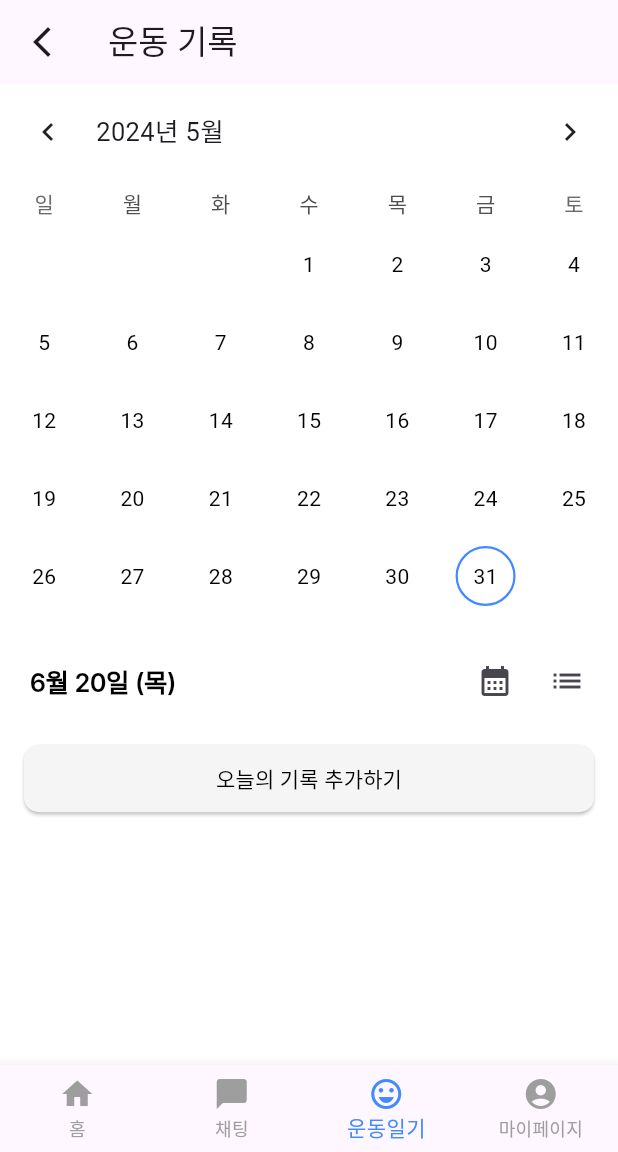
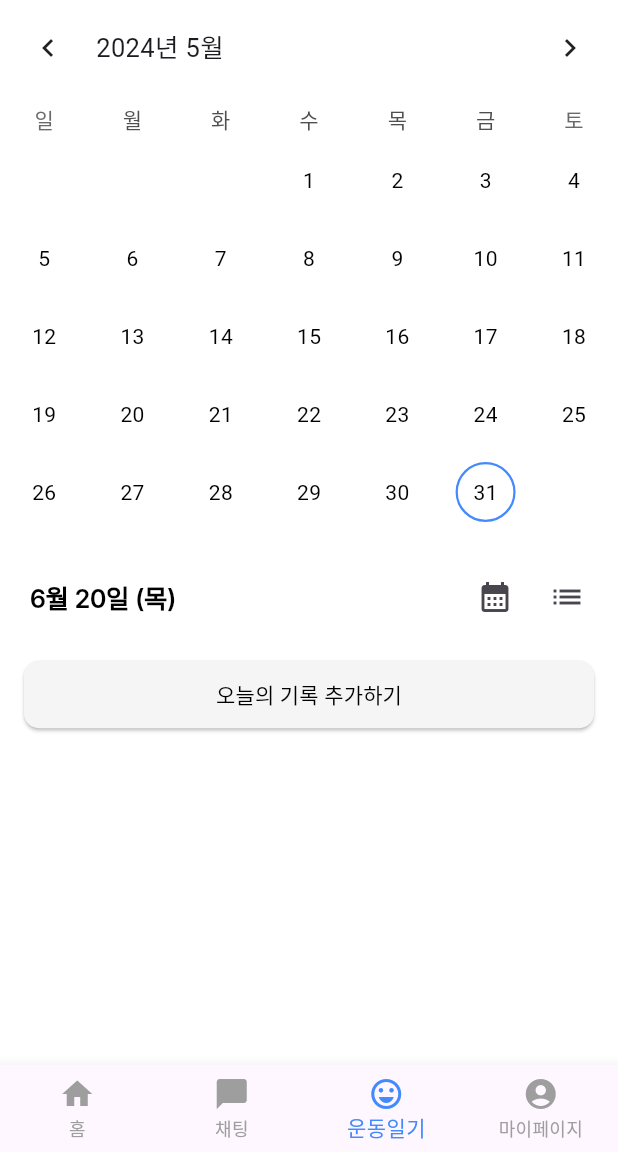
Before and after one commit to 2021-SMHRD-KDT-AI-17/fitple, a Flutter app: the screen it shows after launch, item 3 of the bottom bar chosen, on a phone screen of 412 x 824 dp, the part 84-1236 px from its top. Run offline on Flutter 3.47's test engine with Material 3 defaults, Android fonts, the phone set to English and light mode, and no system bars; drawn by our look-alikes of table_calendar; our stand-ins replace shared_preferences; missing offline and left inert: mysql_client; Roboto replaces fonts that are missing (Inter).

Commit message:
diary 화면 수정

```diff
--- a/lib/screens/diary.dart
+++ b/lib/screens/diary.dart
@@ -21,21 +21,20 @@ class Diary extends StatefulWidget {
 class _DiaryState extends State<Diary> {
   @override
   Widget build(BuildContext context) {
-    return MaterialApp(
-      home: Scaffold(
+    return Scaffold(
         backgroundColor: Colors.white,
-        appBar: AppBar(
-          leading: GestureDetector(
-            onTap: () {
-              Navigator.push(
-                context,
-                MaterialPageRoute(builder: (context) => Home1(userName: '')),
-              );
-            },
-            child: Icon(Icons.arrow_back_ios_new),
-          ),
-          title: Text('운동 기록'),
-        ),
+        // appBar: AppBar(
+        //   leading: GestureDetector(
+        //     onTap: () {
+        //       Navigator.push(
+        //         context,
+        //         MaterialPageRoute(builder: (context) => Home1(userName: '')),
+        //       );
+        //     },
+        //     child: Icon(Icons.arrow_back_ios_new),
+        //   ),
+        //   title: Text('운동 기록'),
+        // ),
         body: SingleChildScrollView(
           child: Column(
             children: [
@@ -124,7 +123,7 @@ class _DiaryState extends State<Diary> {
             ],
           ),
         ),
-      ),
+
     );
   }
 }
```
